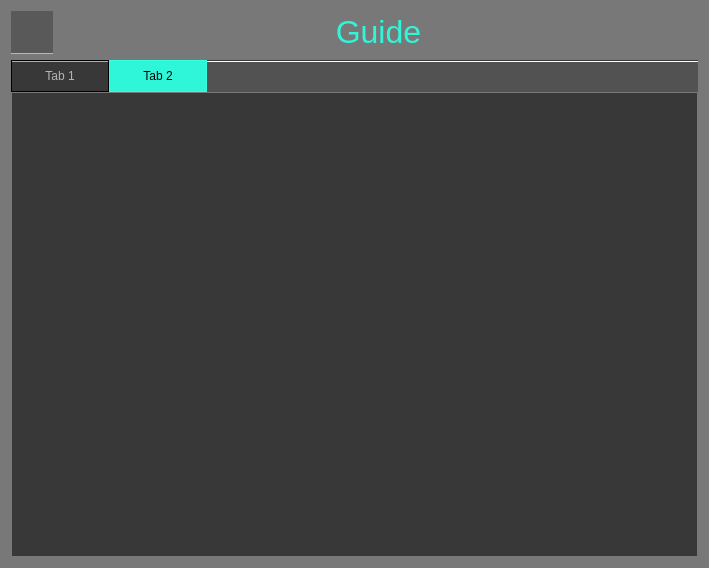
The window that src/ui/help_slide_widget.ui (k88936/UnRustedWarfare) describes before a commit, drawn with Qt 5.
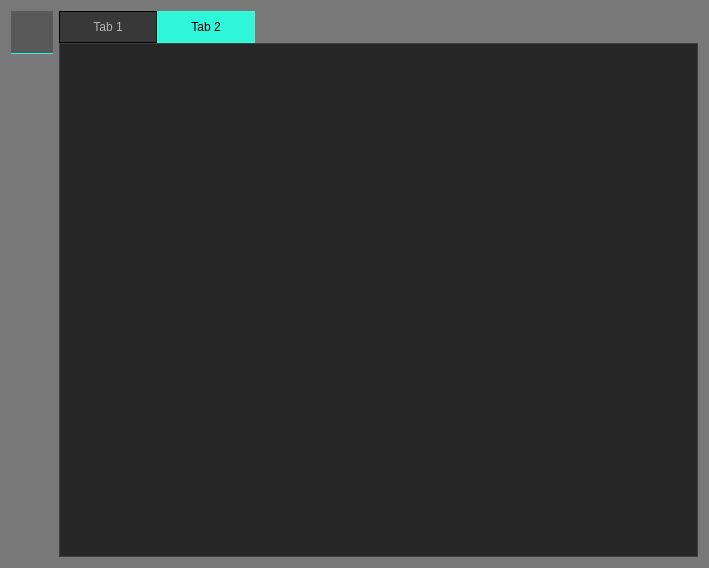
The same window after the commit. Icons and pictures are not drawn.

What changed in the file:
```diff
--- a/src/ui/help_slide_widget.ui
+++ b/src/ui/help_slide_widget.ui
@@ -384,9 +384,9 @@
 }
 </string>
   </property>
-  <layout class="QVBoxLayout" name="verticalLayout">
+  <layout class="QHBoxLayout" name="horizontalLayout">
    <item>
-    <layout class="QHBoxLayout" name="horizontalLayout">
+    <layout class="QVBoxLayout" name="verticalLayout">
      <item>
       <widget class="QPushButton" name="quit_button">
        <property name="styleSheet">
@@ -399,14 +399,17 @@
       </widget>
      </item>
      <item>
-      <widget class="QLabel" name="label">
-       <property name="text">
-        <string>&lt;html&gt;&lt;head/&gt;&lt;body&gt;&lt;p&gt;&lt;span style=&quot; font-size:24pt; color:#30f6d9;&quot;&gt;Guide&lt;/span&gt;&lt;/p&gt;&lt;/body&gt;&lt;/html&gt;</string>
+      <spacer name="verticalSpacer">
+       <property name="orientation">
+        <enum>Qt::Orientation::Vertical</enum>
        </property>
-       <property name="alignment">
-        <set>Qt::AlignmentFlag::AlignCenter</set>
+       <property name="sizeHint" stdset="0">
+        <size>
+         <width>20</width>
+         <height>40</height>
+        </size>
        </property>
-      </widget>
+      </spacer>
      </item>
     </layout>
    </item>
@@ -415,6 +418,9 @@
      <property name="tabPosition">
       <enum>QTabWidget::TabPosition::North</enum>
      </property>
+     <property name="tabShape">
+      <enum>QTabWidget::TabShape::Rounded</enum>
+     </property>
      <property name="currentIndex">
       <number>1</number>
      </property>
@@ -425,7 +431,7 @@
       <bool>false</bool>
      </property>
      <property name="documentMode">
-      <bool>true</bool>
+      <bool>false</bool>
      </property>
      <property name="tabBarAutoHide">
       <bool>false</bool>
```
